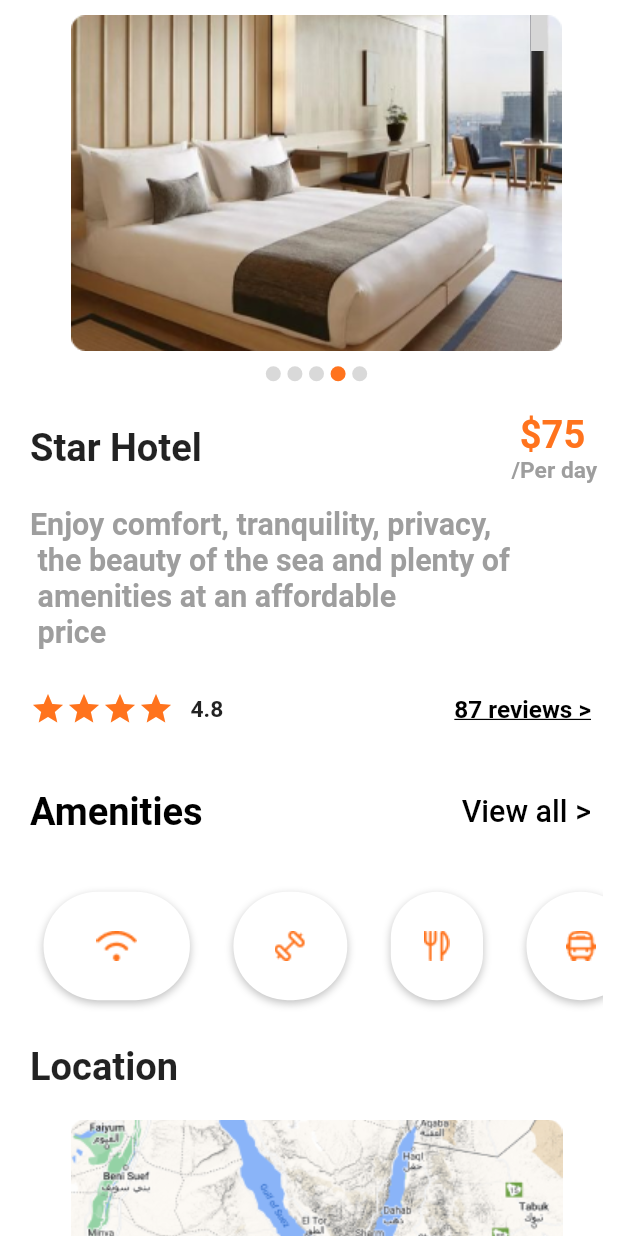
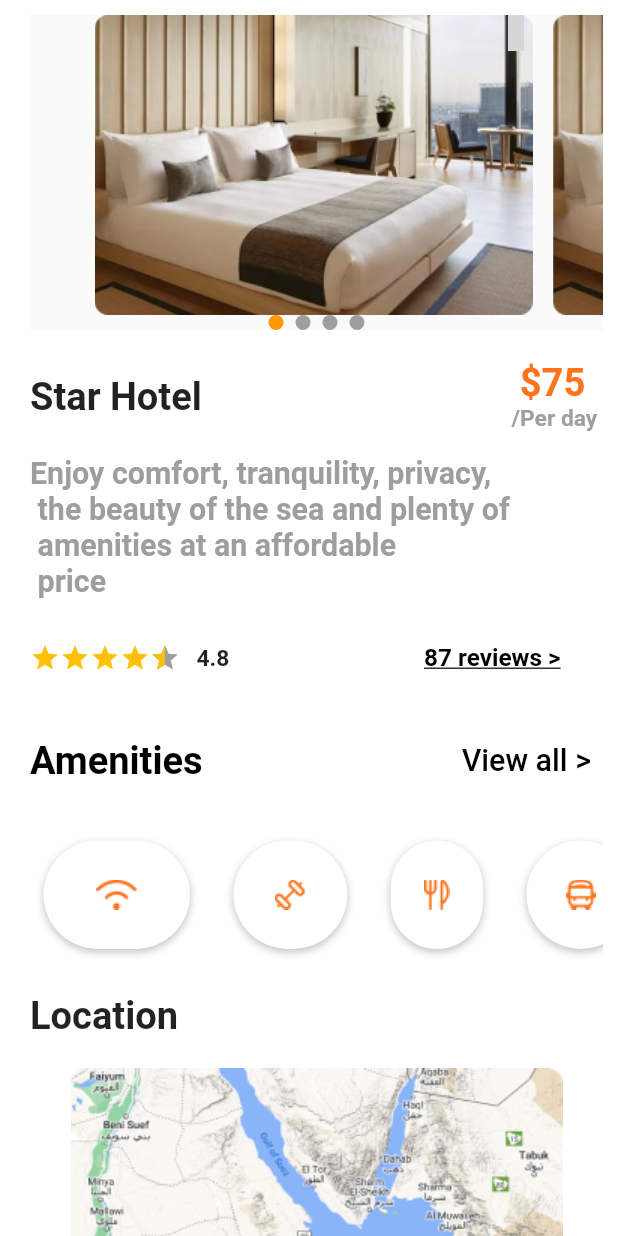
Before and after one commit to Karim-Monir/hotel_booking_app, a Flutter app: the searchScreen screen opened directly, after a tap on an icon or button, on a phone screen of 412 x 824 dp. Run offline on Flutter 3.47's test engine with Material 2 defaults, Android fonts, the phone set to English and light mode, and no system bars; drawn by our look-alikes of carousel_slider, flutter_rating_bar; our stand-ins replace flutter_screenutil, flutter_svg, iconly; grey boxes are pictures that could not be loaded.

Commit message:
carousel_slider & rating_bar

```diff
--- a/lib/view/home/carousel slider.dart
+++ b/lib/view/home/carousel slider.dart
@@ -0,0 +1,107 @@
+import 'package:flutter/material.dart';
+import 'package:carousel_slider/carousel_slider.dart';
+import 'package:iconly/iconly.dart';
+
+class CarouselSliderDemo extends StatefulWidget {
+  String img1;
+  String img2;
+  String img3;
+  String img4;
+
+  CarouselSliderDemo(
+      {required this.img1, required this.img2, required this.img3, required this.img4});
+
+  @override
+  _CarouselSliderDemoState createState() => _CarouselSliderDemoState();
+}
+
+class _CarouselSliderDemoState extends State<CarouselSliderDemo> {
+  //List<bool> isFavoriteList = [false, false, false, false];
+  bool isFavorite= false;
+  int _currentIndex = 0;
+  CarouselController _carouselController = CarouselController();
+
+  @override
+  Widget build(BuildContext context) {
+    List<String> _imageList = [
+      widget.img1,
+      widget.img2,
+      widget.img3,
+      widget.img4,
+    ];
+
+    return Scaffold(
+      body: Column(
+        children: [
+          CarouselSlider(
+            carouselController: _carouselController,
+            items: _imageList.map((imageUrl) {
+              int index = _imageList.indexOf(imageUrl);
+              return Builder(
+                builder: (BuildContext context) {
+                  return Container(
+                    width: MediaQuery.of(context).size.width,
+                    margin: EdgeInsets.symmetric(horizontal: 5.0),
+                    child: ClipRRect(
+                      borderRadius: BorderRadius.all(Radius.circular(5.0)),
+                      child: Stack(
+                        children: [
+                          Image.asset(
+                            imageUrl,
+                            fit: BoxFit.cover,
+                          ),
+                          Positioned(
+                            right: 3,
+                            child: GestureDetector(
+                              onTap: () {
+                                setState(() {
+                                  isFavorite= !isFavorite;
+                                });
+                              },
+                              child: Icon(
+                                IconlyBold.bookmark,
+                                color: isFavorite
+                                    ? const Color.fromRGBO(255, 115, 29, 1)
+                                    : const Color.fromARGB(255, 241, 224, 200),
+                              ),
+                            ),
+                          ),
+                        ],
+                      ),
+                    ),
+                  );
+                },
+              );
+            }).toList(),
+            options: CarouselOptions(
+              height: 200.0,
+              initialPage: _currentIndex,
+              enableInfiniteScroll: false,
+              autoPlay: false,
+              onPageChanged: (index, reason) {
+                setState(() {
+                  _currentIndex = index;
+                });
+              },
+            ),
+          ),
+         // SizedBox(height: 10.0),
+          Row(
+            mainAxisAlignment: MainAxisAlignment.center,
+            children: List<Widget>.generate(_imageList.length, (int index) {
+              return Container(
+                width: 10.0,
+                height: 10.0,
+                margin: EdgeInsets.symmetric(horizontal: 4.0),
+                decoration: BoxDecoration(
+                  shape: BoxShape.circle,
+                  color: _currentIndex == index ? Colors.orange : Colors.grey,
+                ),
+              );
+            }),
+          ),
+        ],
+      ),
+    );
+  }
+}
--- a/lib/view/home/home.dart
+++ b/lib/view/home/home.dart
@@ -1,6 +1,9 @@
+import 'package:carousel_slider/carousel_slider.dart';
 import 'package:flutter/material.dart';
 import 'package:flutter_screenutil/flutter_screenutil.dart';
 import 'package:hotel_booking_app/view/splash/welcome_screen.dart';
+
+import 'carousel slider.dart';
 
 class homeScreen extends StatefulWidget {
   const homeScreen({super.key});
@@ -10,6 +13,7 @@ class homeScreen extends StatefulWidget {
 }
 
 class _homeScreenState extends State<homeScreen> {
+
   @override
   Widget build(BuildContext context) {
     return Scaffold(
@@ -92,23 +96,11 @@ class _homeScreenState extends State<homeScreen> {
               ],
             ),
               SizedBox(height: 20.h,),
-              const Image(image: AssetImage("assets/images/MaskGroup.png")),
-              SizedBox(height: 10.h,),
-              Row(
-                mainAxisAlignment: MainAxisAlignment.center,
+              SizedBox(
+                  height: 210,
+                  width: 400,
+                  child: CarouselSliderDemo(img1: 'assets/images/MaskGroup.png', img2: 'assets/images/MaskGroup.png', img3: 'assets/images/MaskGroup.png', img4: 'assets/images/MaskGroup.png',)),
 
-                children: [
-                  const CircleAvatar(backgroundColor: Color.fromRGBO(217, 217, 217, 1),radius: 5,),
-                  SizedBox(width: 4.w,),
-                  const CircleAvatar(backgroundColor: Color.fromRGBO(217, 217, 217, 1),radius: 5),
-                  SizedBox(width: 4.w,),
-                  const CircleAvatar(backgroundColor: Color.fromRGBO(217, 217, 217, 1),radius: 5),
-                  SizedBox(width: 4.w,),
-                  const CircleAvatar(backgroundColor: Color.fromRGBO(255, 115, 29, 1),radius: 5),
-                  SizedBox(width: 4.w,),
-                  const CircleAvatar(backgroundColor: Color.fromRGBO(217, 217, 217, 1),radius: 5),
-                ],
-              ),
               SizedBox(height: 15.h,),
               Row(
                 mainAxisAlignment:  MainAxisAlignment.spaceBetween,
--- a/lib/view/home/room details.dart
+++ b/lib/view/home/room details.dart
@@ -1,7 +1,10 @@
 import 'package:flutter/material.dart';
+import 'package:flutter_rating_bar/flutter_rating_bar.dart';
 import 'package:flutter_screenutil/flutter_screenutil.dart';
 import 'package:hotel_booking_app/view/home/search.dart';
 import 'package:iconly/iconly.dart';
+
+import 'carousel slider.dart';
 
 class roomDetails extends StatefulWidget {
   String photoPath;
@@ -23,6 +26,8 @@ class _roomDetailsState extends State<roomDetails> {
     'assets/images/wind.png'
   ];
   bool isFavorite = false;
+  // String Rates = widget.rate;
+  // double _rating = 3;
   @override
   Widget build(BuildContext context) {
     return Scaffold(
@@ -39,45 +44,11 @@ class _roomDetailsState extends State<roomDetails> {
           child: SafeArea(
             child: Column(
                children: [
-                 Column(
-
-                   children: [
-                     Stack(
-                       children: [
-                         SizedBox(child: Image.asset(widget.photoPath)),
-                         Positioned(
-                           left: 300,
-                           child: GestureDetector(
-                               onTap: () {
-                                 setState(() {
-                                   isFavorite = !isFavorite;
-                                 });
-                               },
-                               child: Icon(IconlyBold.bookmark,
-                                   color: isFavorite ? const Color.fromRGBO(255, 115, 29, 1):
-                                   const Color.fromARGB(255, 241, 224, 200))),
-                         ),
-                       ],
-                     ),
-                     SizedBox(height: 10.h,),
-                     Row(
-                       mainAxisAlignment: MainAxisAlignment.center,
-
-                       children: [
-                         const CircleAvatar(backgroundColor: Color.fromRGBO(217, 217, 217, 1),radius: 5,),
-                         SizedBox(width: 4.w,),
-                         const CircleAvatar(backgroundColor: Color.fromRGBO(217, 217, 217, 1),radius: 5),
-                         SizedBox(width: 4.w,),
-                         const CircleAvatar(backgroundColor: Color.fromRGBO(217, 217, 217, 1),radius: 5),
-                         SizedBox(width: 4.w,),
-                         const CircleAvatar(backgroundColor: Color.fromRGBO(255, 115, 29, 1),radius: 5),
-                         SizedBox(width: 4.w,),
-                         const CircleAvatar(backgroundColor: Color.fromRGBO(217, 217, 217, 1),radius: 5),
-                       ],
-                     ),
-
-                   ],
-                 ),
+                 SizedBox(
+                     height: 210,
+                     width: 400,
+                     child: CarouselSliderDemo(img1:widget.photoPath, img2: widget.photoPath,
+                       img3: widget.photoPath, img4: widget.photoPath,)),
                  SizedBox(height: 20.h,),
                  Row(
                    mainAxisAlignment: MainAxisAlignment.spaceBetween,
@@ -99,23 +70,44 @@ class _roomDetailsState extends State<roomDetails> {
                  ),
                  SizedBox(height: 15.h,),
                  Row(
-                   mainAxisAlignment: MainAxisAlignment.spaceBetween,
+
                    children: [
-                     Row(
+                     Expanded(
+                       flex: 2,
+                       child: Row(
                          children: [
-                         const Icon(Icons.star,color: Color.fromRGBO(255, 115, 29, 100) ,),
-                         const Icon(Icons.star,color: Color.fromRGBO(255, 115, 29, 100) ,),
-                         const Icon(Icons.star,color: Color.fromRGBO(255, 115, 29, 100) ,),
-                         const Icon(Icons.star,color: Color.fromRGBO(255, 115, 29, 100) ,),
+                           Center(
+                             child: RatingBar.builder(
+                               initialRating: double.parse(widget.rate),
+                               minRating: 1,
+                               direction: Axis.horizontal,
+                               allowHalfRating: true,
+                               itemCount: 5,
+                               itemSize: 20.0,
+                               itemBuilder: (context, _) => Icon(
+                                 Icons.star,
+                                 color: Colors.amber,
+                               ),
+                               onRatingUpdate: (rating) {
+                                 setState(() {
+                                   double _rating = double.parse(widget.rate);
+                                   _rating = rating;
+                                 });
+                               },
+                             ),
+                           ),
                            SizedBox(width: 10.w,),
                            Text(widget.rate, style: TextStyle(fontSize: 15.sp,fontWeight: FontWeight.bold),),
                          ],
                        ),
-                     Row(
+                     ),
+                     Expanded(
+                       child: Row(
                          children: [
                          TextButton(onPressed: (){}, child:  Text("87 reviews >",style: TextStyle(fontSize: 16.sp,fontWeight: FontWeight.bold,color: Colors.black, decoration: TextDecoration.underline,)),
                          )
                          ],
+                       ),
                      ),
 
 
--- a/lib/view/home/room.dart
+++ b/lib/view/home/room.dart
@@ -2,6 +2,8 @@ import 'package:flutter/material.dart';
 import 'package:flutter_screenutil/flutter_screenutil.dart';
 import 'package:hotel_booking_app/view/home/room%20details.dart';
 import 'package:iconly/iconly.dart';
+
+import 'carousel slider.dart';
 
 
 class RoomBuilder extends StatefulWidget {
@@ -36,45 +38,11 @@ class _RoomBuilderState extends State<RoomBuilder> {
         child: Column(
           mainAxisAlignment: MainAxisAlignment.spaceBetween,
           children: [
-            Column(
-
-              children: [
-                Stack(
-                  children: [
-                    SizedBox(child: Image.asset(widget.photoPath)),
-                    Positioned(
-                      left: 300,
-                      child: GestureDetector(
-                          onTap: () {
-                            setState(() {
-                              isFavorite = !isFavorite;
-                            });
-                          },
-                          child: Icon(IconlyBold.bookmark,
-                              color: isFavorite ? const Color.fromRGBO(255, 115, 29, 1):
-                              const Color.fromARGB(255, 241, 224, 200))),
-                    ),
-                  ],
-                ),
-                SizedBox(height: 10.h,),
-                Row(
-                  mainAxisAlignment: MainAxisAlignment.center,
-
-                  children: [
-                    const CircleAvatar(backgroundColor: Color.fromRGBO(217, 217, 217, 1),radius: 5,),
-                    SizedBox(width: 4.w,),
-                    const CircleAvatar(backgroundColor: Color.fromRGBO(217, 217, 217, 1),radius: 5),
-                    SizedBox(width: 4.w,),
-                    const CircleAvatar(backgroundColor: Color.fromRGBO(217, 217, 217, 1),radius: 5),
-                    SizedBox(width: 4.w,),
-                    const CircleAvatar(backgroundColor: Color.fromRGBO(255, 115, 29, 1),radius: 5),
-                    SizedBox(width: 4.w,),
-                    const CircleAvatar(backgroundColor: Color.fromRGBO(217, 217, 217, 1),radius: 5),
-                  ],
-                ),
-
-              ],
-            ),
+            SizedBox(
+                height: 210,
+                width: 400,
+                child: CarouselSliderDemo(img1:widget.photoPath, img2: widget.photoPath,
+                  img3: widget.photoPath, img4: widget.photoPath,)),
             SizedBox(height: 15.h,),
             Row(
               mainAxisAlignment:  MainAxisAlignment.spaceBetween,
--- a/pubspec.yaml
+++ b/pubspec.yaml
@@ -35,6 +35,8 @@ dependencies:
   flutter_screenutil: ^5.9.0
   flutter_svg: ^2.0.7
   iconly: ^1.0.1
+  carousel_slider: ^4.0.0
+  flutter_rating_bar: ^4.0.1
 
 dev_dependencies:
   flutter_launcher_icons: any
```
Also changed, not shown: pubspec.lock. Lines whose indentation alone changed are shown as unchanged.
